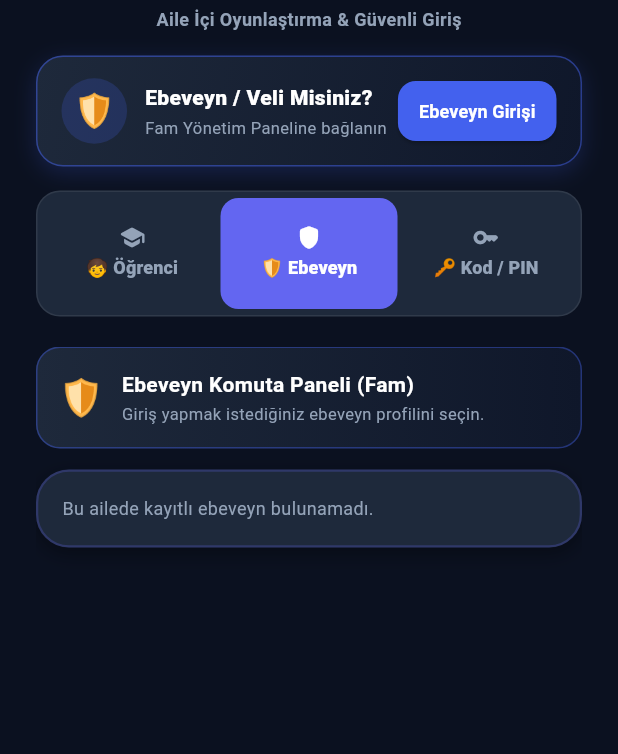
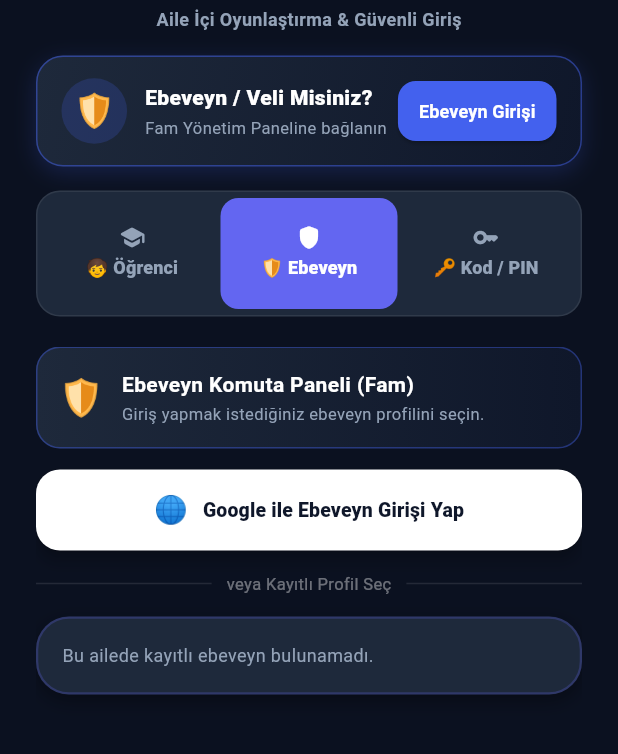
Before and after one commit to btcihatozdemir-lab/family-to-study, a Flutter app: the screen it shows after launch, tab 2 chosen, on a phone screen of 412 x 824 dp, the part 228-982 px from its top. Run offline on Flutter 3.47's test engine with Material 3 defaults, Android fonts, the phone set to English and light mode, and no system bars; our stand-ins replace flutter_local_notifications, flutter_tts, image_picker, just_audio, permission_handler, shared_preferences and 2 more; missing offline and left inert: audio_session, dart:js, flutter_inappwebview; accounts and stored records are empty; Roboto replaces fonts that are missing (SF Pro Display).

Commit message:
feat(auth): add Google OAuth sign in for Fam parents across web and mobile

```diff
--- a/ios-app/lib/screens/kids/kids_auth_screen.dart
+++ b/ios-app/lib/screens/kids/kids_auth_screen.dart
@@ -753,6 +753,52 @@ class _KidsAuthScreenState extends State<KidsAuthScreen> with SingleTickerProvid
           ),
           const SizedBox(height: 14),
 
+          // Google ile Ebeveyn Girişi Butonu
+          ElevatedButton(
+            onPressed: () async {
+              setState(() {
+                _isFamilyLoading = true;
+                _familyError = null;
+              });
+              final ok = await SupabaseService.signInWithGoogle();
+              setState(() => _isFamilyLoading = false);
+              if (!ok && mounted) {
+                setState(() => _familyError = 'Google ile giriş başlatılamadı veya iptal edildi.');
+              }
+            },
+            style: ElevatedButton.styleFrom(
+              backgroundColor: Colors.white,
+              foregroundColor: const Color(0xFF0F172A),
+              padding: const EdgeInsets.symmetric(vertical: 14),
+              shape: RoundedRectangleBorder(borderRadius: BorderRadius.circular(16)),
+              elevation: 4,
+            ),
+            child: const Row(
+              mainAxisAlignment: MainAxisAlignment.center,
+              children: [
+                Text('🌐', style: TextStyle(fontSize: 18)),
+                SizedBox(width: 10),
+                Text(
+                  'Google ile Ebeveyn Girişi Yap',
+                  style: TextStyle(fontWeight: FontWeight.w900, fontSize: 13, color: Color(0xFF0F172A)),
+                ),
+              ],
+            ),
+          ),
+          const SizedBox(height: 14),
+
+          Row(
+            children: [
+              Expanded(child: Divider(color: Colors.white.withOpacity(0.1))),
+              Padding(
+                padding: const EdgeInsets.symmetric(horizontal: 10),
+                child: Text('veya Kayıtlı Profil Seç', style: TextStyle(color: Colors.white.withOpacity(0.4), fontSize: 11)),
+              ),
+              Expanded(child: Divider(color: Colors.white.withOpacity(0.1))),
+            ],
+          ),
+          const SizedBox(height: 14),
+
           if (parents.isEmpty && _isFamilyLoading)
             const Center(
               child: Padding(
```
Also changed, not shown: ios-app/lib/services/supabase_service.dart (+14 -0 lines).
